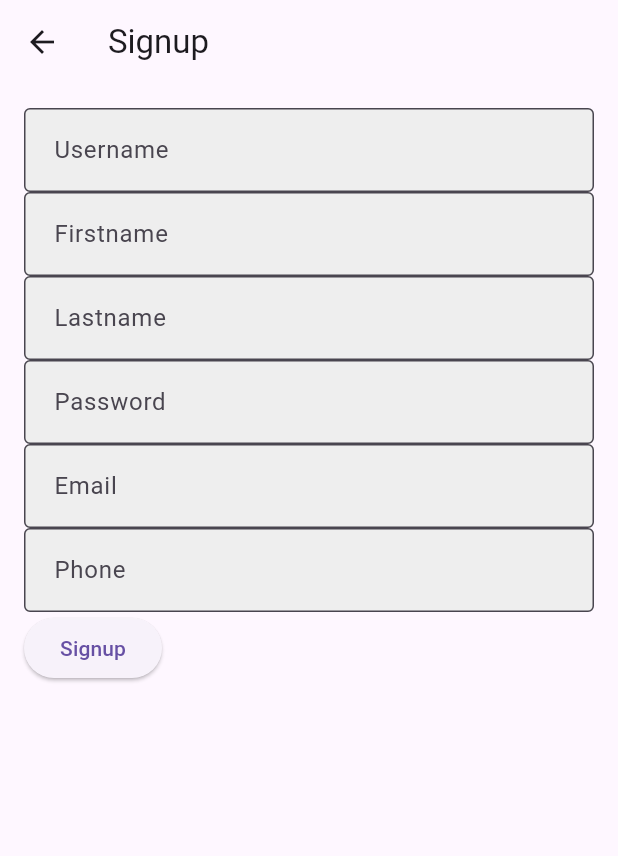
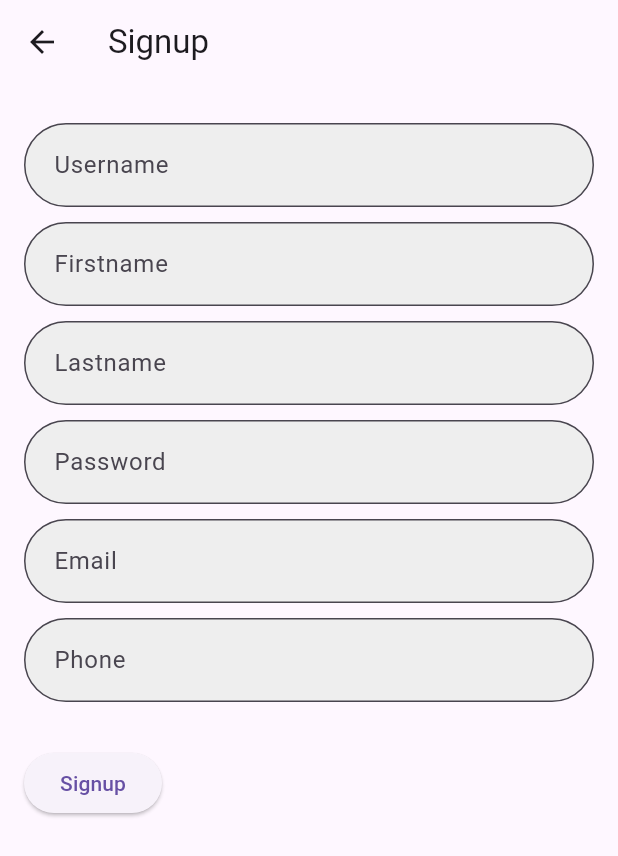
Before and after one commit to amorags/ItHappensMobile, a Flutter app: the SignupView screen opened directly, on a phone screen of 412 x 824 dp. Shown: the top 856 px of the screen. Run offline on Flutter 3.47's test engine with Material 3 defaults, Android fonts, the phone set to English and light mode, and no system bars; our stand-ins replace flutter_bloc, freezed_annotation; network calls fail.

Commit message:
JSM-SignUp

```diff
--- a/lib/views/singup_view.dart
+++ b/lib/views/singup_view.dart
@@ -54,11 +54,14 @@ class _SignupFormState extends State<SignupForm> {
       child: Column(
         crossAxisAlignment: CrossAxisAlignment.start,
         children: <Widget>[
+          SizedBox(height: 10),
           TextFormField(
             controller: _usernameController,
             decoration: InputDecoration(
               labelText: 'Username',
-              border: OutlineInputBorder(),
+              border: OutlineInputBorder(
+                borderRadius: BorderRadius.circular(30)
+              ),
               filled: true,
               fillColor: Colors.grey[200],
               contentPadding: EdgeInsets.all(16.0),
@@ -70,11 +73,14 @@ class _SignupFormState extends State<SignupForm> {
               return null;
             },
           ),
+          SizedBox(height: 10),
           TextFormField(
             controller: _firstnameController,
             decoration: InputDecoration(
               labelText: 'Firstname',
-              border: OutlineInputBorder(),
+              border: OutlineInputBorder(
+                  borderRadius: BorderRadius.circular(30)
+              ),
               filled: true,
               fillColor: Colors.grey[200],
               contentPadding: EdgeInsets.all(16.0),
@@ -86,11 +92,14 @@ class _SignupFormState extends State<SignupForm> {
               return null;
             },
           ),
+          SizedBox(height: 10),
           TextFormField(
             controller: _lastnameController,
             decoration: InputDecoration(
               labelText: 'Lastname',
-              border: OutlineInputBorder(),
+              border: OutlineInputBorder(
+                  borderRadius: BorderRadius.circular(30)
+              ),
               filled: true,
               fillColor: Colors.grey[200],
               contentPadding: EdgeInsets.all(16.0),
@@ -102,11 +111,14 @@ class _SignupFormState extends State<SignupForm> {
               return null;
             },
           ),
+          SizedBox(height: 10),
           TextFormField(
             controller: _passwordController,
             decoration: InputDecoration(
               labelText: 'Password',
-              border: OutlineInputBorder(),
+              border: OutlineInputBorder(
+                  borderRadius: BorderRadius.circular(30)
+              ),
               filled: true,
               fillColor: Colors.grey[200],
               contentPadding: EdgeInsets.all(16.0),
@@ -118,11 +130,14 @@ class _SignupFormState extends State<SignupForm> {
               return null;
             },
           ),
+          SizedBox(height: 10),
           TextFormField(
             controller: _emailController,
             decoration: InputDecoration(
               labelText: 'Email',
-              border: OutlineInputBorder(),
+              border: OutlineInputBorder(
+                  borderRadius: BorderRadius.circular(30)
+              ),
               filled: true,
               fillColor: Colors.grey[200],
               contentPadding: EdgeInsets.all(16.0),
@@ -134,11 +149,15 @@ class _SignupFormState extends State<SignupForm> {
               return null;
             },
           ),
+          SizedBox(height: 10),
           TextFormField(
             controller: _phoneController,
             decoration: InputDecoration(
               labelText: 'Phone',
-              border: OutlineInputBorder(),
+              border: OutlineInputBorder(
+                  borderRadius: BorderRadius.circular(30)
+              ),
+
               filled: true,
               fillColor: Colors.grey[200],
               contentPadding: EdgeInsets.all(16.0),
@@ -154,6 +173,7 @@ class _SignupFormState extends State<SignupForm> {
               return null;
             },
           ),
+          SizedBox(height: 30),
           ElevatedButton(
             onPressed: () {
               if (_formKey.currentState!.validate()) {
--- a/pubspec.yaml
+++ b/pubspec.yaml
@@ -48,7 +48,7 @@ dev_dependencies:
   flutter_test:
     sdk: flutter
 
-  flutter_lints: ^3.0.0
+  flutter_lints: ^4.0.0
   build_runner: ^2.4.8
   freezed: ^2.4.7
   json_serializable: ^6.7.1
```
